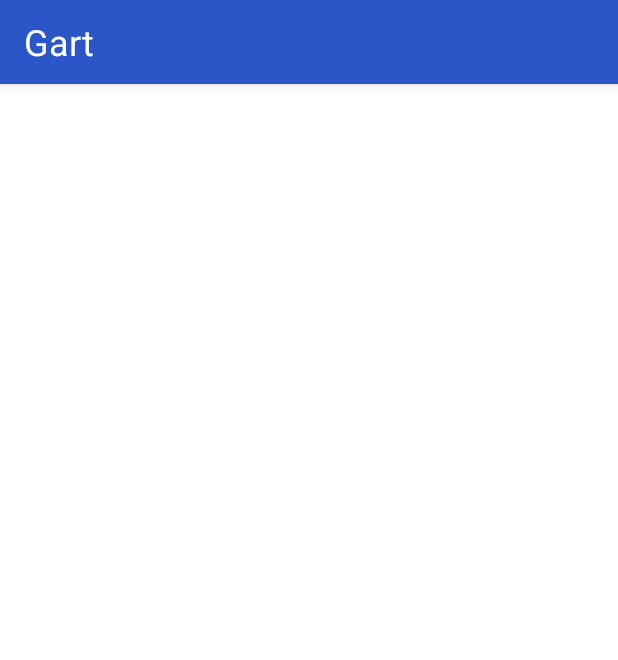
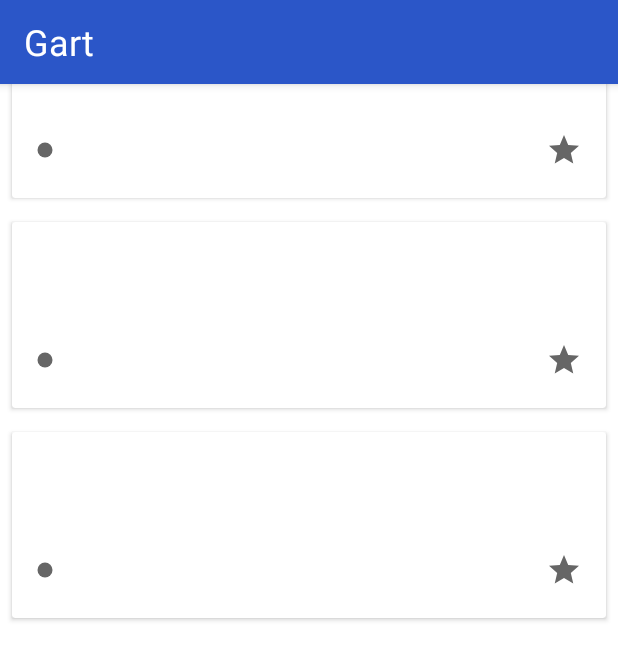
Before and after one commit to NalediMadlopha/gart, an Android app: the layout repository_list_fragment.xml on its own in the app's theme, with its tools: preview values and no code run, on a phone screen of 412 x 824 dp. Shown: the top 660 px of the screen. Run offline under Robolectric (Android 15) with nearby library versions, the phone set to English and light mode, and no system bars.

Commit message:
Add the repository list item as the recyclerview's list item
Adding the repository list item as the recyclerview's list item makes
it easy to see what the app looks like with a list of items in the list,
without having to use dummy-data and run the app.

```diff
--- a/app/src/main/res/layout/repository_list_fragment.xml
+++ b/app/src/main/res/layout/repository_list_fragment.xml
@@ -18,7 +18,8 @@
             android:id="@+id/repositoryListRecyclerView"
             android:layout_width="match_parent"
             android:layout_height="match_parent"
-            app:layoutManager="androidx.recyclerview.widget.LinearLayoutManager" />
+            app:layoutManager="androidx.recyclerview.widget.LinearLayoutManager"
+            tools:listitem="@layout/repository_list_item" />
 
     </androidx.swiperefreshlayout.widget.SwipeRefreshLayout>
 
```
